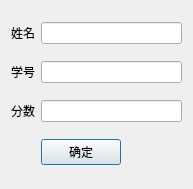
This is sql_qt/dialog.ui in xieyingqi/studentmamage as Qt 5 draws it before an edit. The edited form follows.
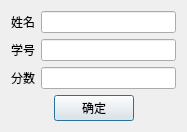
This is the edited form.

Commit message: 调整布局

What changed in the file:
```diff
--- a/sql_qt/dialog.ui
+++ b/sql_qt/dialog.ui
@@ -6,22 +6,24 @@
    <rect>
     <x>0</x>
     <y>0</y>
-    <width>193</width>
-    <height>189</height>
+    <width>187</width>
+    <height>128</height>
    </rect>
   </property>
   <property name="windowTitle">
    <string>Dialog</string>
   </property>
+  <layout class="QVBoxLayout" name="verticalLayout">
+   <item>
   <layout class="QGridLayout" name="gridLayout">
-   <item row="0" column="0">
-    <widget class="QLabel" name="label">
+     <item row="1" column="0">
+      <widget class="QLabel" name="label_2">
      <property name="text">
-      <string>姓名</string>
+        <string>学号</string>
      </property>
     </widget>
    </item>
-   <item row="0" column="1" colspan="2">
+     <item row="0" column="1">
     <widget class="QLineEdit" name="lineEdit">
      <property name="sizeIncrement">
       <size>
@@ -31,16 +33,19 @@
      </property>
     </widget>
    </item>
-   <item row="1" column="0">
-    <widget class="QLabel" name="label_2">
-     <property name="text">
-      <string>学号</string>
-     </property>
-    </widget>
-   </item>
-   <item row="1" column="1" colspan="2">
+     <item row="1" column="1">
     <widget class="QLineEdit" name="lineEdit_2"/>
    </item>
+     <item row="2" column="1">
+      <widget class="QLineEdit" name="lineEdit_3"/>
+     </item>
+     <item row="0" column="0">
+      <widget class="QLabel" name="label">
+       <property name="text">
+        <string>姓名</string>
+       </property>
+      </widget>
+     </item>
    <item row="2" column="0">
     <widget class="QLabel" name="label_3">
      <property name="text">
@@ -48,25 +53,54 @@
      </property>
     </widget>
    </item>
-   <item row="2" column="1" colspan="2">
-    <widget class="QLineEdit" name="lineEdit_3"/>
+    </layout>
    </item>
-   <item row="3" column="1">
+   <item>
+    <layout class="QHBoxLayout" name="horizontalLayout">
+     <item>
+      <spacer name="horizontalSpacer">
+       <property name="orientation">
+        <enum>Qt::Horizontal</enum>
+       </property>
+       <property name="sizeHint" stdset="0">
+        <size>
+         <width>40</width>
+         <height>20</height>
+        </size>
+       </property>
+      </spacer>
+     </item>
+     <item>
     <widget class="QPushButton" name="pushButton">
      <property name="text">
       <string>确定</string>
      </property>
     </widget>
    </item>
-   <item row="3" column="2">
-    <spacer name="horizontalSpacer">
+     <item>
+      <spacer name="horizontalSpacer_2">
      <property name="orientation">
       <enum>Qt::Horizontal</enum>
      </property>
      <property name="sizeHint" stdset="0">
       <size>
-       <width>20</width>
+         <width>40</width>
        <height>20</height>
+        </size>
+       </property>
+      </spacer>
+     </item>
+    </layout>
+   </item>
+   <item>
+    <spacer name="verticalSpacer">
+     <property name="orientation">
+      <enum>Qt::Vertical</enum>
+     </property>
+     <property name="sizeHint" stdset="0">
+      <size>
+       <width>17</width>
+       <height>13</height>
       </size>
      </property>
     </spacer>
```
Lines whose indentation alone changed are shown as unchanged. The commit also changes 1 other file.
